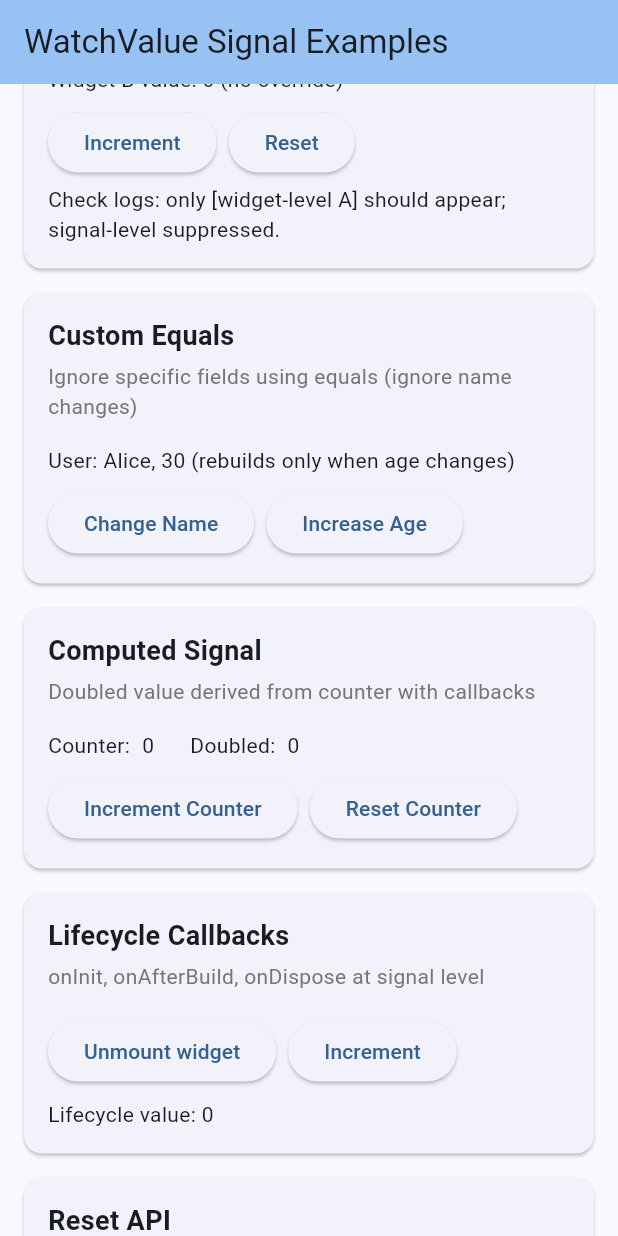
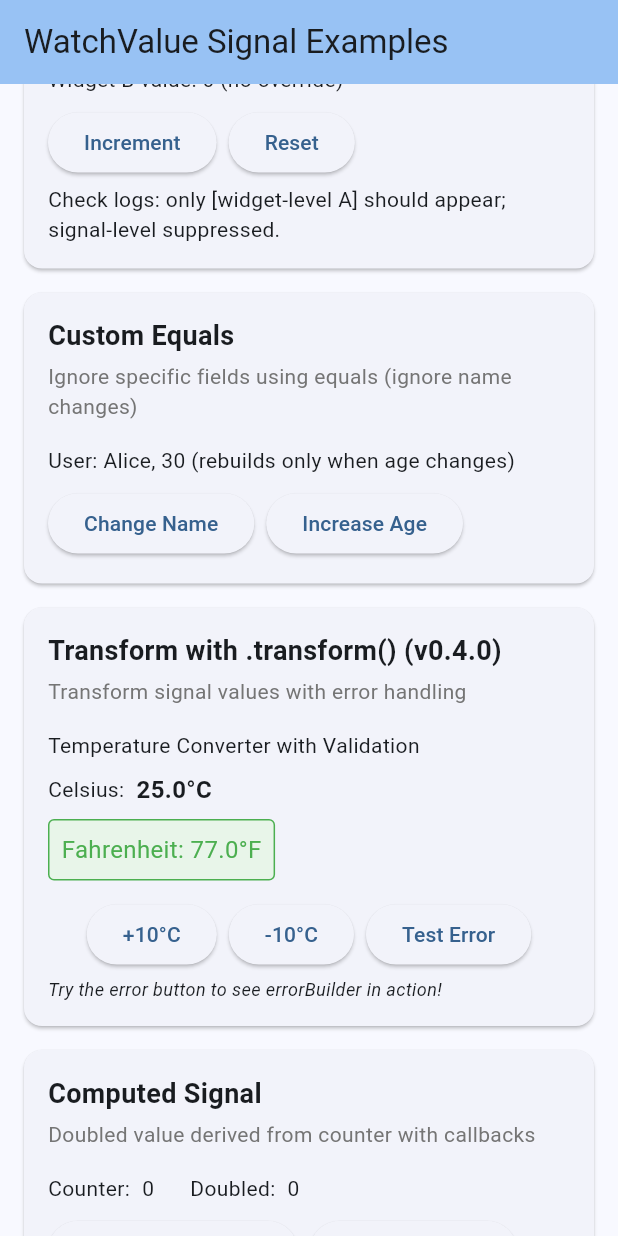
Before and after one commit to SoundSliced/signals_watch, a Flutter app: the screen it shows after launch, scrolled down 1152 dp, on a phone screen of 412 x 824 dp. Run offline on Flutter 3.47's test engine with Material 3 defaults, Android fonts, the light colour scheme and no system bars; our stand-ins replace signals.

Commit message:
Release v0.4.0: Add .transform() extension for signal transformations with error handling

```diff
--- a/example/lib/main.dart
+++ b/example/lib/main.dart
@@ -87,6 +87,11 @@ class ExamplesPage extends StatelessWidget {
             'Custom Equals',
             'Ignore specific fields using equals (ignore name changes)',
             const CustomEqualsExample(),
+          ),
+          _buildSection(
+            'Transform with .transform() (v0.4.0)',
+            'Transform signal values with error handling',
+            const TransformExample(),
           ),
           _buildSection(
             'Computed Signal',
@@ -447,6 +452,110 @@ class _CustomEqualsExampleState extends State<CustomEqualsExample> {
   }
 }
 
+// Example 5.5: Transform with .transform() (v0.4.0)
+class TransformExample extends StatefulWidget {
+  const TransformExample({super.key});
+
+  @override
+  State<TransformExample> createState() => _TransformExampleState();
+}
+
+class _TransformExampleState extends State<TransformExample> {
+  final temperatureC = SignalsWatch.signal<double>(25.0);
+
+  @override
+  Widget build(BuildContext context) {
+    return Column(
+      crossAxisAlignment: CrossAxisAlignment.start,
+      children: [
+        const Text('Temperature Converter with Validation'),
+        const SizedBox(height: 8),
+        Row(
+          children: [
+            const Text('Celsius:'),
+            const SizedBox(width: 8),
+            temperatureC.observe(
+              (temp) => Text(
+                '${temp.toStringAsFixed(1)}°C',
+                style:
+                    const TextStyle(fontSize: 16, fontWeight: FontWeight.bold),
+              ),
+            ),
+          ],
+        ),
+        const SizedBox(height: 8),
+        // Using .transform() to transform Celsius to Fahrenheit with validation
+        temperatureC.transform<String>(
+          (celsius) {
+            // Validate temperature range
+            if (celsius < -273.15) {
+              throw ArgumentError('Temperature below absolute zero!');
+            }
+            if (celsius > 1000) {
+              throw ArgumentError('Temperature too high!');
+            }
+            // Convert to Fahrenheit
+            final fahrenheit = (celsius * 9 / 5) + 32;
+            return '${fahrenheit.toStringAsFixed(1)}°F';
+          },
+          builder: (fahrenheitStr) => Container(
+            padding: const EdgeInsets.all(8),
+            decoration: BoxDecoration(
+              color: Colors.green.shade50,
+              borderRadius: BorderRadius.circular(4),
+              border: Border.all(color: Colors.green),
+            ),
+            child: Text(
+              'Fahrenheit: $fahrenheitStr',
+              style: const TextStyle(fontSize: 16, color: Colors.green),
+            ),
+          ),
+          onError: (error, stack) {
+            debugPrint('Temperature error: $error');
+          },
+          errorBuilder: (error) => Container(
+            padding: const EdgeInsets.all(8),
+            decoration: BoxDecoration(
+              color: Colors.red.shade50,
+              borderRadius: BorderRadius.circular(4),
+              border: Border.all(color: Colors.red),
+            ),
+            child: Text(
+              'Error: ${error.toString().replaceAll('Invalid argument(s): ', '')}',
+              style: const TextStyle(color: Colors.red),
+            ),
+          ),
+        ),
+        const SizedBox(height: 12),
+        Row(
+          mainAxisAlignment: MainAxisAlignment.center,
+          children: [
+            ElevatedButton(
+              onPressed: () => temperatureC.value += 10,
+              child: const Text('+10°C'),
+            ),
+            const SizedBox(width: 8),
+            ElevatedButton(
+              onPressed: () => temperatureC.value -= 10,
+              child: const Text('-10°C'),
+            ),
+            const SizedBox(width: 8),
+            ElevatedButton(
+              onPressed: () => temperatureC.value = -300, // Triggers error
+              child: const Text('Test Error'),
+            ),
+          ],
+        ),
+        const SizedBox(height: 4),
+        const Text(
+          'Try the error button to see errorBuilder in action!',
+          style: TextStyle(fontSize: 12, fontStyle: FontStyle.italic),
+        ),
+      ],
+    );
+  }
+}
+
 // Example 6: Computed Signal
 class ComputedExample extends StatelessWidget {
   const ComputedExample({super.key});
--- a/pubspec.yaml
+++ b/pubspec.yaml
@@ -1,6 +1,6 @@
 name: signals_watch
 description: A production-ready reactive widget for signals_flutter with lifecycle callbacks, debouncing, throttling, error handling, async helpers, and registry management.
-version: 0.3.1
+version: 0.4.0
 homepage: https://github.com/soundsliced/signals_watch
 repository: https://github.com/soundsliced/signals_watch
 issue_tracker: https://github.com/soundsliced/signals_watch/issues
```
Also changed, not shown: lib/src/signals_watch.dart (+59 -0 lines), 5 other files.
